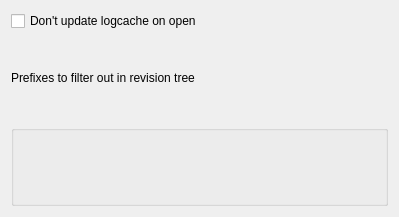
Qt form src/svnfrontend/database/dbsettings.ui (centic9/kdesvn-ppa) before a commit.
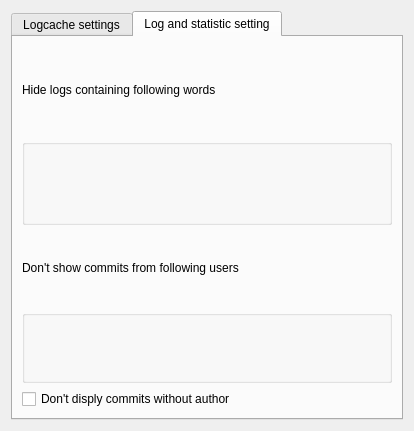
The same form after that commit. The open tabs and pages were chosen to show the change. Custom widgets are drawn as their Qt base class.

The edit to the form file:
```diff
--- a/src/svnfrontend/database/dbsettings.ui
+++ b/src/svnfrontend/database/dbsettings.ui
@@ -6,10 +6,20 @@
    <rect>
     <x>0</x>
     <y>0</y>
-    <width>399</width>
-    <height>217</height>
+    <width>414</width>
+    <height>431</height>
    </rect>
   </property>
+  <layout class="QVBoxLayout" name="verticalLayout_3">
+   <item>
+    <widget class="QTabWidget" name="tabWidget">
+     <property name="currentIndex">
+      <number>0</number>
+     </property>
+     <widget class="QWidget" name="tab">
+      <attribute name="title">
+       <string>Logcache settings</string>
+      </attribute>
   <layout class="QVBoxLayout" name="verticalLayout">
    <item>
     <widget class="QCheckBox" name="dbcfg_noCacheUpdate">
@@ -35,6 +45,66 @@
       </widget>
      </item>
     </layout>
+       </item>
+      </layout>
+     </widget>
+     <widget class="QWidget" name="tab_2">
+      <attribute name="title">
+       <string>Log and statistic setting</string>
+      </attribute>
+      <layout class="QVBoxLayout" name="verticalLayout_2">
+       <item>
+        <layout class="QGridLayout" name="gridLayout_2">
+         <item row="0" column="0">
+          <widget class="QLabel" name="m_logpattern_label">
+           <property name="text">
+            <string>Hide logs containing following words</string>
+           </property>
+          </widget>
+         </item>
+         <item row="1" column="0">
+          <widget class="KEditListBox" name="dbcfg_exclude_log_pattern">
+           <property name="toolTip">
+            <string>This is a list which words/substrings a log entry must contain so it will be hidden from log and statistic</string>
+           </property>
+           <property name="buttons">
+            <set>KEditListBox::Add|KEditListBox::Remove</set>
+           </property>
+          </widget>
+         </item>
+        </layout>
+       </item>
+       <item>
+        <layout class="QGridLayout" name="gridLayout_3">
+         <item row="2" column="0">
+          <widget class="KEditListBox" name="dbcfg_exclude_userslog">
+           <property name="toolTip">
+            <string>Don't display commits of listet users in logwindow and statistic view</string>
+           </property>
+           <property name="buttons">
+            <set>KEditListBox::Add|KEditListBox::Remove</set>
+           </property>
+          </widget>
+         </item>
+         <item row="1" column="0">
+          <widget class="QLabel" name="m_hideuser_label">
+           <property name="text">
+            <string>Don't show commits from following users</string>
+           </property>
+          </widget>
+         </item>
+         <item row="3" column="0">
+          <widget class="QCheckBox" name="dbcfg_filter_empty_author">
+           <property name="text">
+            <string>Don't disply commits without author</string>
+           </property>
+          </widget>
+         </item>
+        </layout>
+       </item>
+      </layout>
+     </widget>
+    </widget>
    </item>
   </layout>
  </widget>
```
Lines whose indentation alone changed are shown as unchanged.
